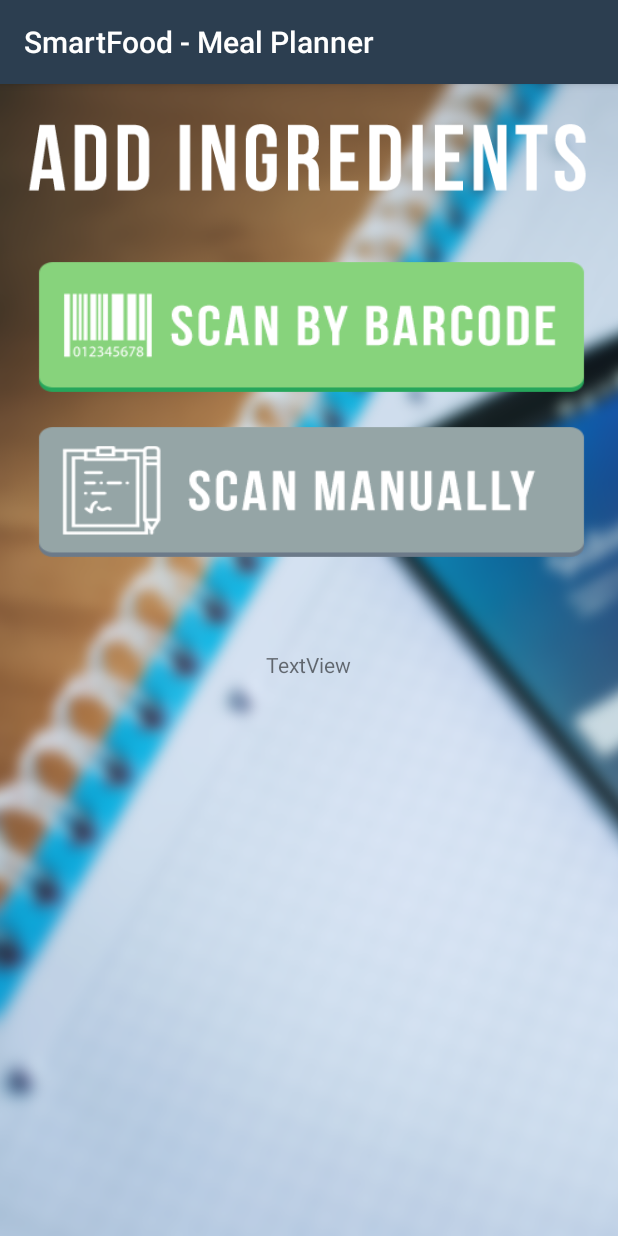
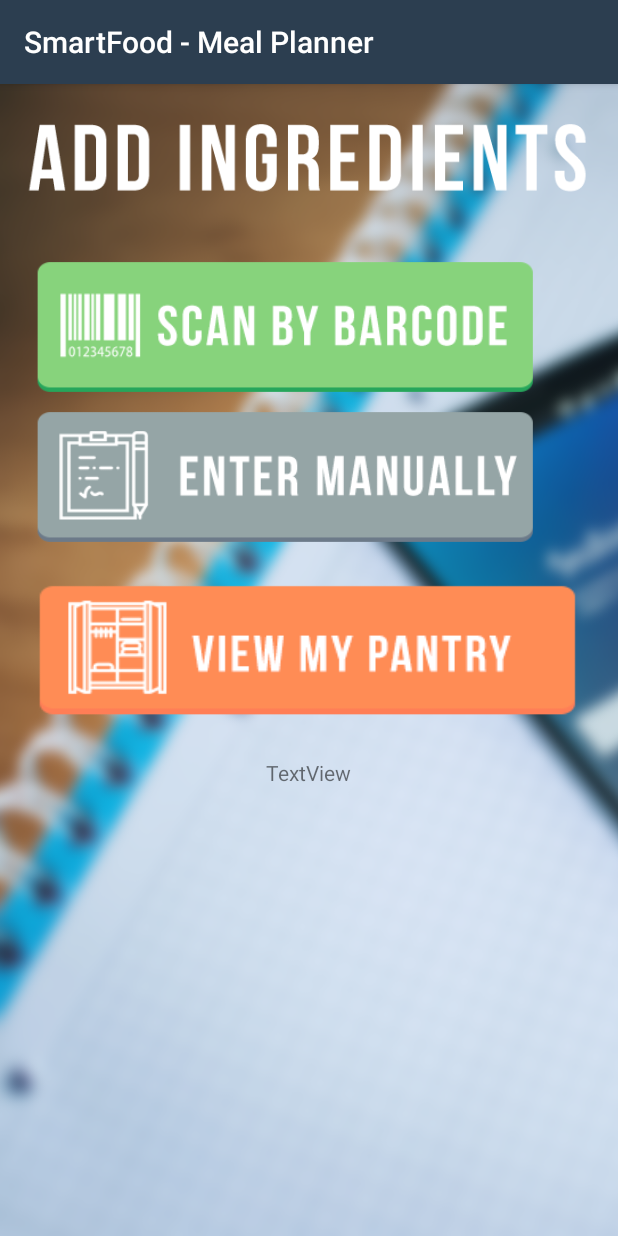
Before and after one commit to Bdthomson/Smart-Food, an Android app: the Ingredients screen opened directly, with no data from a screen before it, on a phone screen of 412 x 824 dp. Run offline under Robolectric (Android 15) with nearby library versions, the phone set to English and light mode, and no system bars; our stand-ins replace Volley; libraries missing offline, so code that uses them is left out: me.dm7.barcodescanner.

Commit message:
added more buttons and worked on requests

```diff
--- a/app/build.gradle
+++ b/app/build.gradle
@@ -32,4 +32,5 @@ dependencies {
     compile 'com.github.clans:fab:1.6.4'
     compile 'me.dm7.barcodescanner:zxing:1.9'
     compile 'com.android.volley:volley:1.0.0'
+    compile "org.apache.httpcomponents:httpmime:4.2.3"
 }
--- a/app/src/main/java/com/schachte/android/proactive_food_app/Ingredients.java
+++ b/app/src/main/java/com/schachte/android/proactive_food_app/Ingredients.java
@@ -2,6 +2,7 @@ package com.schachte.android.proactive_food_app;
 
 import android.app.Application;
 import android.content.Context;
+import android.content.Intent;
 import android.support.v7.app.AppCompatActivity;
 import android.os.Bundle;
 import android.util.Log;
@@ -19,6 +20,7 @@ public class Ingredients extends AppCompatActivity implements ZXingScannerView.R
 
     Button barcodeBtn;
     Button manualBtn;
+    Button ingredientsBtn;
     private ZXingScannerView zXingScannerView;
     TextView tv;
     ClientRequests cR;
@@ -40,11 +42,12 @@ public class Ingredients extends AppCompatActivity implements ZXingScannerView.R
 
         barcodeBtn = (Button) findViewById(R.id.barcode_button);
         manualBtn = (Button) findViewById(R.id.manual_button);
+        ingredientsBtn = (Button) findViewById(R.id.view_pantry_btn_ingredients);
+
         cR = new ClientRequests(getApplicationContext());
 
         barcodeBtn.setOnClickListener(new View.OnClickListener() {
             public void onClick(View v) {
-            Log.d(TAG, "ABUTO TI CAKK");
             // cR.makeReq();
             beginBarcodeScan();
             }
@@ -52,10 +55,16 @@ public class Ingredients extends AppCompatActivity implements ZXingScannerView.R
 
         manualBtn.setOnClickListener(new View.OnClickListener() {
             public void onClick(View v) {
-                // Log.d(TAG, "ABUTO TI CAKK");
                 String pName = null;
+                Log.d(TAG, "About to make the request");
 
-                Log.d(TAG, pName + " us teh pname!!");
+            }
+        });
+
+        ingredientsBtn.setOnClickListener(new View.OnClickListener() {
+            public void onClick(View v) {
+                Intent intent = new Intent(Ingredients.this, Pantry.class);
+                startActivity(intent);
             }
         });
     }
@@ -85,6 +94,7 @@ public class Ingredients extends AppCompatActivity implements ZXingScannerView.R
         zXingScannerView.stopCamera(); //<- then stop the camera
         setContentView(R.layout.activity_ingredients); //<- and set the View again.
         tv = (TextView) findViewById(R.id.barcodeID);
+        cR.makeReq(result.getText() + ".json");
         tv.setText(result.getText());
         registerButtonListeners();
     }
--- a/app/src/main/java/com/schachte/android/proactive_food_app/database/ClientRequests.java
+++ b/app/src/main/java/com/schachte/android/proactive_food_app/database/ClientRequests.java
@@ -17,6 +17,9 @@ import org.json.JSONArray;
 import org.json.JSONException;
 import org.json.JSONObject;
 
+
+
+
 /**
  * Make JSON API Requests to Food API
  */
@@ -27,29 +30,30 @@ public class ClientRequests {
     private final String TAG = this.getClass().getSimpleName();
     public RequestQueue mRequestQueue;
     public StringRequest stringRequest;
-    public String url = "https://world.openfoodfacts.org/api/v0/product/039400018803.json";
+    public String url = "https://world.openfoodfacts.org/api/v0/product/";
     public Context cntxt;
 
     public ClientRequests(Context cntxt) {
-        Log.d(TAG, "WORKING");
         this.cntxt = cntxt;
     }
 
-    public void makeReq() {
+    public void makeReq(String barcodeID) {
 
+        Log.d(TAG, "Making request!!");
+        Log.d(TAG, url + barcodeID);
         mRequestQueue = Volley.newRequestQueue(this.cntxt);
 
-        stringRequest = new StringRequest(Request.Method.GET, url, new Response.Listener<String>() {
+        stringRequest = new StringRequest(Request.Method.GET, url + barcodeID, new Response.Listener<String>() {
             @Override
             public void onResponse(String response) {
                 try {
                     JSONObject mainResponse = new JSONObject(response.toString());
                     JSONObject productData = mainResponse.getJSONObject("product");
                     Object productName = productData.get("product_name");
+                    Log.d(TAG, productName.toString());
+                    Log.d(TAG, productData.toString());
+                    Toast.makeText(cntxt, productName.toString(), Toast.LENGTH_LONG).show();
 
-                    Log.d(TAG, "b4");
-                    Log.d(TAG, productName.toString());
-                    // Toast.makeText(cntxt, productName.toString(),)
                 } catch (JSONException e) {
                     e.printStackTrace();
                 }
--- /dev/null
+++ b/app/src/main/res/drawable/pantry.xml
@@ -0,0 +1,8 @@
+<?xml version="1.0" encoding="utf-8"?>
+<selector xmlns:android="http://schemas.android.com/apk/res/android">
+    <item
+        android:state_pressed = "true"
+        android:drawable="@drawable/pantry_hover"/>
+    <item
+        android:drawable="@drawable/pantry_regular"/>
+</selector>
--- a/app/src/main/res/layout/activity_ingredients.xml
+++ b/app/src/main/res/layout/activity_ingredients.xml
@@ -14,17 +14,6 @@
     android:background="@drawable/take_photo_bg"
     >
 
-    <Button
-        android:stateListAnimator="@null"
-        android:text=""
-        android:id="@+id/manual_button"
-        android:layout_width="400dp"
-        android:layout_marginTop="10dp"
-        android:layout_height="100dp"
-        android:background="@drawable/manualbtn"
-        android:layout_below="@+id/barcode_button"
-        android:layout_alignParentStart="true"/>
-
     <ImageView
         android:layout_width="wrap_content"
         android:layout_height="wrap_content"
@@ -37,7 +26,7 @@
         android:stateListAnimator="@null"
         android:text=""
         android:id="@+id/barcode_button"
-        android:layout_width="400dp"
+        android:layout_width="345dp"
         android:layout_height="100dp"
         android:background="@drawable/barcode"
         android:layout_marginTop="31dp"
@@ -48,10 +37,31 @@
         android:text="TextView"
         android:layout_width="wrap_content"
         android:layout_height="wrap_content"
+        android:id="@+id/barcodeID"
+        android:layout_below="@+id/view_pantry_btn_ingredients"
+        android:layout_centerHorizontal="true"
+        android:layout_marginTop="23dp"/>
+
+    <Button
+        android:stateListAnimator="@null"
+        android:text=""
+        android:id="@+id/view_pantry_btn_ingredients"
+        android:layout_width="500dp"
+        android:layout_marginTop="14dp"
+        android:layout_height="100dp"
+        android:background="@drawable/pantry"
         android:layout_below="@+id/manual_button"
-        android:layout_centerHorizontal="true"
-        android:layout_marginTop="55dp"
-        android:id="@+id/barcodeID"/>
+        android:layout_alignParentStart="true"/>
+
+    <Button
+        android:stateListAnimator="@null"
+        android:text=""
+        android:id="@+id/manual_button"
+        android:layout_width="345dp"
+        android:layout_height="100dp"
+        android:background="@drawable/manualbtn"
+        android:layout_below="@+id/barcode_button"
+        android:layout_alignParentStart="true"/>
 
 
 </RelativeLayout>
--- a/app/src/main/res/values/colors.xml
+++ b/app/src/main/res/values/colors.xml
@@ -3,4 +3,5 @@
     <color name="colorPrimary">#2c3e50</color>
     <color name="colorPrimaryDark">#2c3e50</color>
     <color name="colorAccent">#ff4081</color>
+    <color name="splash">#ffffff</color>
 </resources>
```
Also changed, not shown: app/src/main/AndroidManifest.xml (+12 -5 lines), app/src/main/java/com/schachte/android/proactive_food_app/Home.java (+10 -1 lines), app/src/main/java/com/schachte/android/proactive_food_app/Pantry.java (added, +13 -0 lines), app/src/main/java/com/schachte/android/proactive_food_app/Splash.java (added, +82 -0 lines), app/src/main/res/layout/activity_home.xml (+15 -5 lines), app/src/main/res/layout/activity_pantry.xml (added, +14 -0 lines), app/src/main/res/layout/activity_splash.xml (added, +58 -0 lines), app/src/main/res/drawable-hdpi/btn_holder.png (added), app/src/main/res/drawable-hdpi/launch_icon.png (added), app/src/main/res/drawable-hdpi/manual.png, app/src/main/res/drawable-hdpi/manual_hover.png, app/src/main/res/drawable-hdpi/pantry_hover.png (added), app/src/main/res/drawable-hdpi/pantry_regular.png (added).
